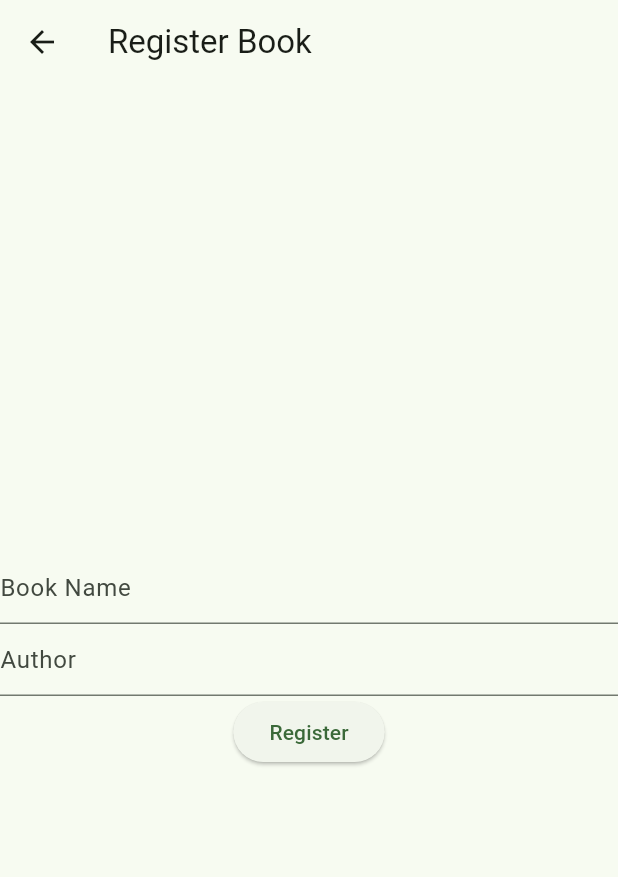
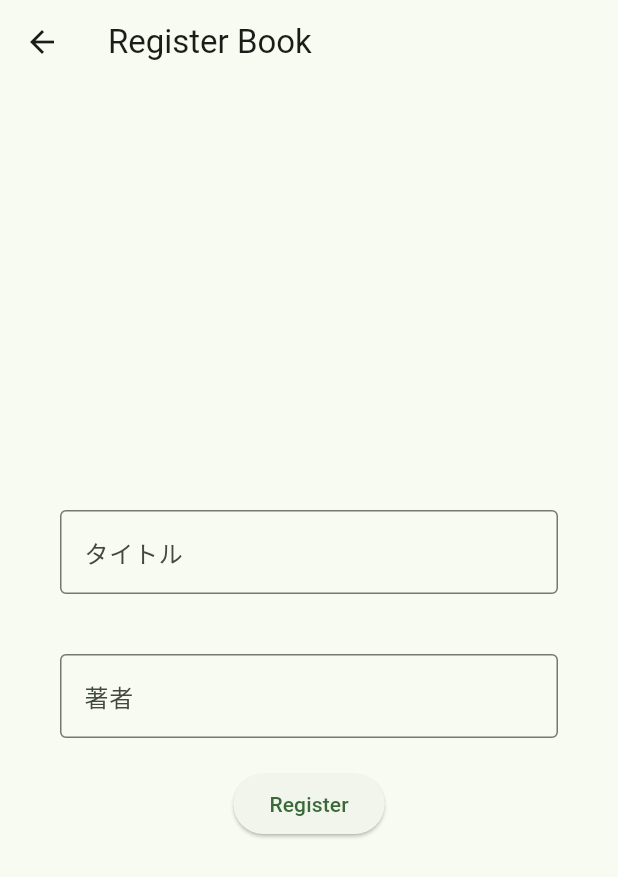
Before and after one commit to sj-h4/mokuroku, a Flutter app: the RegisterBook screen opened by its route, on a phone screen of 412 x 824 dp. Shown: the top 877 px of the screen. Run offline on Flutter 3.47's test engine with Material 2 defaults, Android fonts, the phone set to English and light mode, and no system bars; our stand-ins replace flutter_hooks, freezed_annotation, go_router, hooks_riverpod, isar, riverpod_annotation; accounts and stored records are empty; generated files the repository leaves out were written again.

Commit message:
Fix layout in register page

```diff
--- a/lib/features/BookList/ui/register_book.dart
+++ b/lib/features/BookList/ui/register_book.dart
@@ -16,20 +16,31 @@ class RegisterBook extends HookConsumerWidget {
               icon: const Icon(Icons.arrow_back),
               onPressed: () => context.go('/'),
             )),
-        body: Center(
+        body: Padding(
+          padding: const EdgeInsets.all(40),
           child: Column(
             mainAxisAlignment: MainAxisAlignment.center,
             children: [
-              TextField(
-                controller: titleController,
-                decoration: const InputDecoration(
-                  hintText: 'Book Name',
+              Container(
+                margin: const EdgeInsets.symmetric(vertical: 20),
+                child: TextField(
+                  controller: titleController,
+                  decoration: const InputDecoration(
+                    border: OutlineInputBorder(),
+                    labelText: 'タイトル',
+                    hintText: 'タイトル',
+                  ),
                 ),
               ),
-              TextField(
-                controller: authorController,
-                decoration: const InputDecoration(
-                  hintText: 'Author',
+              Container(
+                margin: const EdgeInsets.symmetric(vertical: 20),
+                child: TextField(
+                  controller: authorController,
+                  decoration: const InputDecoration(
+                    border: OutlineInputBorder(),
+                    labelText: '著者',
+                    hintText: '著者',
+                  ),
                 ),
               ),
               ElevatedButton(
```
